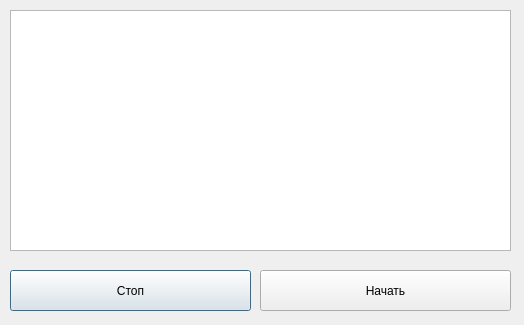
Qt form src/gui/ReqstWin.ui (ATLANTer/Ruzaevka390_MCC) before a commit.
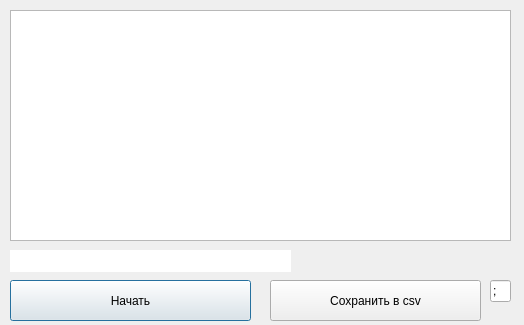
The same form after that commit.

```diff
--- a/src/gui/ReqstWin.ui
+++ b/src/gui/ReqstWin.ui
@@ -13,25 +13,12 @@
   <property name="windowTitle">
    <string>Dialog</string>
   </property>
-  <widget class="QPushButton" name="stop">
-   <property name="geometry">
-    <rect>
-     <x>10</x>
-     <y>270</y>
-     <width>241</width>
-     <height>41</height>
-    </rect>
-   </property>
-   <property name="text">
-    <string>Стоп</string>
-   </property>
-  </widget>
   <widget class="QPushButton" name="begin">
    <property name="geometry">
     <rect>
-     <x>260</x>
-     <y>270</y>
-     <width>251</width>
+     <x>10</x>
+     <y>280</y>
+     <width>241</width>
      <height>41</height>
     </rect>
    </property>
@@ -45,13 +32,68 @@
      <x>10</x>
      <y>10</y>
      <width>501</width>
-     <height>241</height>
+     <height>231</height>
     </rect>
    </property>
    <property name="readOnly">
     <bool>true</bool>
    </property>
   </widget>
+  <widget class="QLabel" name="label">
+   <property name="geometry">
+    <rect>
+     <x>10</x>
+     <y>250</y>
+     <width>55</width>
+     <height>16</height>
+    </rect>
+   </property>
+   <property name="text">
+    <string/>
+   </property>
+  </widget>
+  <widget class="QPushButton" name="save2csv">
+   <property name="geometry">
+    <rect>
+     <x>270</x>
+     <y>280</y>
+     <width>211</width>
+     <height>41</height>
+    </rect>
+   </property>
+   <property name="text">
+    <string>Сохранить в csv</string>
+   </property>
+  </widget>
+  <widget class="QLineEdit" name="delim">
+   <property name="geometry">
+    <rect>
+     <x>490</x>
+     <y>280</y>
+     <width>21</width>
+     <height>22</height>
+    </rect>
+   </property>
+   <property name="text">
+    <string>;</string>
+   </property>
+  </widget>
+  <widget class="QLineEdit" name="info">
+   <property name="geometry">
+    <rect>
+     <x>10</x>
+     <y>250</y>
+     <width>281</width>
+     <height>22</height>
+    </rect>
+   </property>
+   <property name="frame">
+    <bool>false</bool>
+   </property>
+   <property name="readOnly">
+    <bool>true</bool>
+   </property>
+  </widget>
  </widget>
  <resources/>
  <connections/>
```
Left out of the diff: 2 changed lines with no effect on the pictures.
